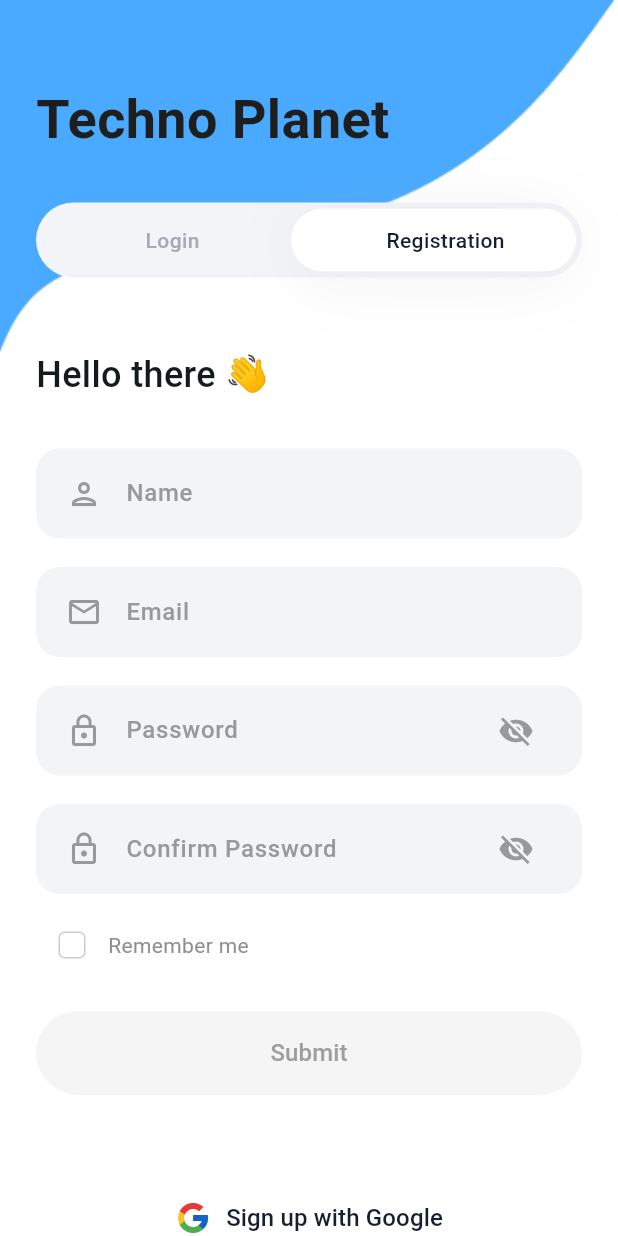
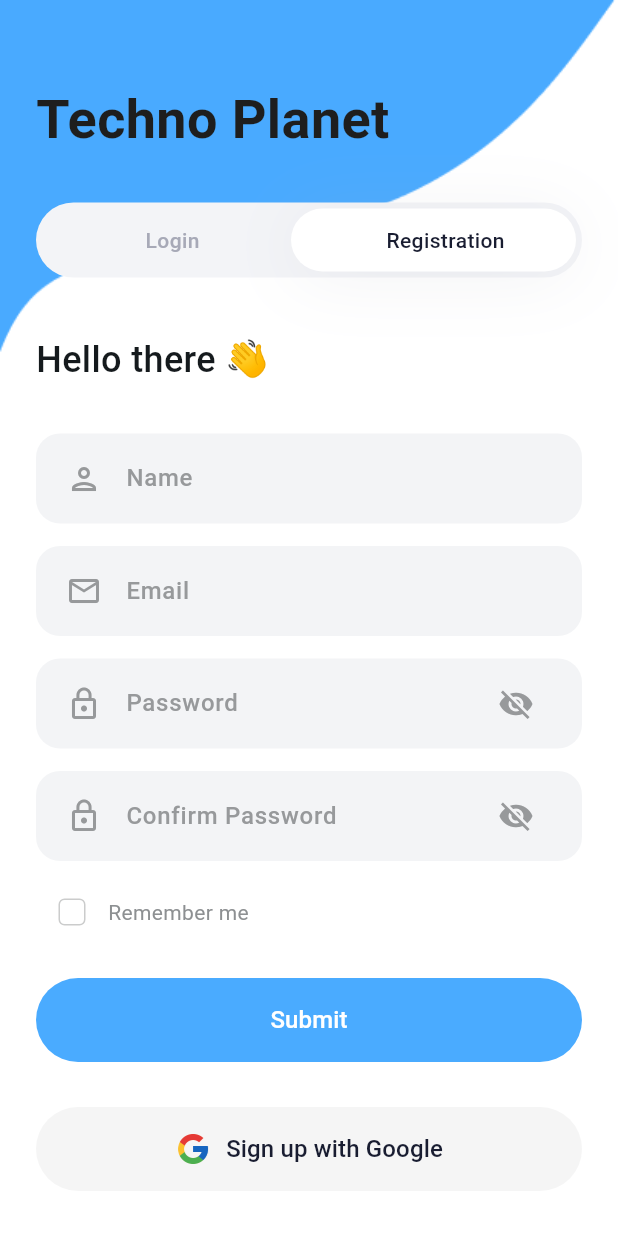
Before and after one commit to durgesh-kanzariya/TechnoPlanet_Demo_Pages, a Flutter app: the screen it shows after launch, after a tap on "Registration", on a phone screen of 412 x 824 dp. Run offline on Flutter 3.47's test engine with Material 3 defaults, Android fonts, the phone set to English and light mode, and no system bars.

Commit message:
update login & registration

```diff
--- a/lib/login_page.dart
+++ b/lib/login_page.dart
@@ -44,7 +44,7 @@
                 ),
                 const SizedBox(height: 30),
                 _buildToggleSwitch(),
-                const SizedBox(height: 120),
+                const SizedBox(height: 110),
                 const Text(
                   'Welcome Back  👋',
                   style: TextStyle(
@@ -280,7 +280,7 @@
       child: TextButton(
         onPressed: () {},
         style: TextButton.styleFrom(
-          backgroundColor: const Color(0xfff5f5f5),
+          backgroundColor: const Color(0xff4aabff),
           shape: RoundedRectangleBorder(
             borderRadius: BorderRadius.circular(30),
           ),
@@ -288,7 +288,7 @@
         child: const Text(
           'Submit',
           style: TextStyle(
-            color: Color(0xff9e9e9e),
+            color: Colors.white,
             fontSize: 16,
             fontWeight: FontWeight.w500,
           ),
@@ -304,12 +304,11 @@
       child: TextButton(
         onPressed: () {},
         style: TextButton.styleFrom(
-          backgroundColor: Colors.white,
+          backgroundColor: Color(0xfff5f5f5),
           shape: RoundedRectangleBorder(
             borderRadius: BorderRadius.circular(30),
           ),
           side: BorderSide.none,
-          shadowColor: const Color(0x26A7A9B7),
         ),
         child: Row(
           mainAxisAlignment: MainAxisAlignment.center,
--- a/lib/registration.dart
+++ b/lib/registration.dart
@@ -47,7 +47,7 @@
                   ),
                   const SizedBox(height: 30),
                   _buildToggleSwitch(),
-                  const SizedBox(height: 48),
+                  const SizedBox(height: 38),
                   const Text(
                     'Hello there 👋',
                     style: TextStyle(
@@ -63,21 +63,21 @@
                     controller: nameController,
                     isPassword: false,
                   ),
-                  const SizedBox(height: 19),
+                  const SizedBox(height: 15),
                   _buildInputField(
                     hint: 'Email',
                     icon: Icons.email_outlined,
                     controller: emailController,
                     isPassword: false,
                   ),
-                  const SizedBox(height: 19),
+                  const SizedBox(height: 15),
                   _buildPasswordField(
                     'Password',
                     passwordController,
                     obscurePassword,
                     () => setState(() => obscurePassword = !obscurePassword),
                   ),
-                  const SizedBox(height: 19),
+                  const SizedBox(height: 15),
                   _buildPasswordField(
                     'Confirm Password',
                     confirmPasswordController,
@@ -90,7 +90,7 @@
                   _buildRememberMe(),
                   const SizedBox(height: 20),
                   _buildSubmitButton(),
-                  const SizedBox(height: 54),
+                  const SizedBox(height: 30),
                   _buildGoogleButton(),
                   const SizedBox(height: 20),
                 ],
@@ -276,7 +276,7 @@
       child: TextButton(
         onPressed: () {},
         style: TextButton.styleFrom(
-          backgroundColor: const Color(0xfff5f5f5),
+          backgroundColor: const Color(0xff4aabff),
           shape: RoundedRectangleBorder(
             borderRadius: BorderRadius.circular(30),
           ),
@@ -284,7 +284,7 @@
         child: const Text(
           'Submit',
           style: TextStyle(
-            color: Color(0xff9e9e9e),
+            color: Colors.white,
             fontSize: 16,
             fontWeight: FontWeight.w500,
           ),
@@ -300,7 +300,7 @@
       child: TextButton(
         onPressed: () {},
         style: TextButton.styleFrom(
-          backgroundColor: Colors.white,
+          backgroundColor: Color(0xfff5f5f5),
           shape: RoundedRectangleBorder(
             borderRadius: BorderRadius.circular(30),
           ),
```
